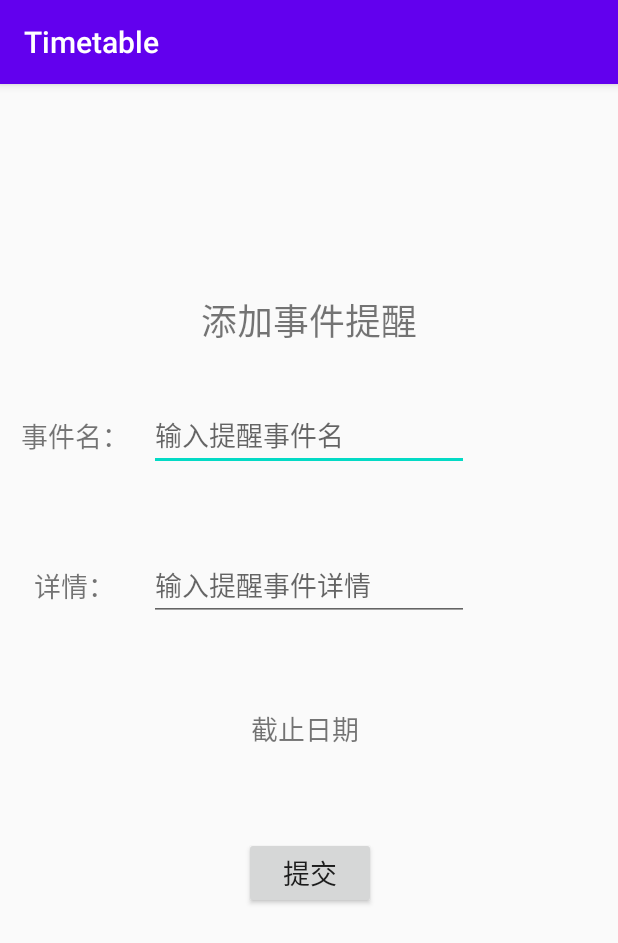
After one commit to caijunqian/Timetable, an Android app: the AddNotice screen opened directly, with no data from a screen before it, on a phone screen of 412 x 824 dp. The commit adds this screen. Shown: the top 943 px of the screen. Run offline under Robolectric (Android 15) with nearby library versions, the phone set to English and light mode, and no system bars.

Commit message:
实现了添加notice功能

```diff
--- a/app/src/main/AndroidManifest.xml
+++ b/app/src/main/AndroidManifest.xml
@@ -11,7 +11,8 @@
         android:roundIcon="@mipmap/ic_launcher_round"
         android:supportsRtl="true"
         android:theme="@style/AppTheme">
-        <activity android:name=".ui.PasswordActivity"></activity>
+        <activity android:name=".ui.notifications.AddNotice"></activity>
+        <activity android:name=".ui.PasswordActivity" />
         <activity android:name=".ui.Login">
             <intent-filter>
                 <action android:name="android.intent.action.MAIN" />
@@ -21,7 +22,7 @@
         </activity>
         <activity
             android:name=".MainNavigation"
-            android:label="@string/title_activity_main_navigation"></activity>
+            android:label="@string/title_activity_main_navigation" />
 
         <service android:name=".PollingService" />
     </application>
--- /dev/null
+++ b/app/src/main/res/drawable/ic_baseline_add_circle_24.xml
@@ -0,0 +1,5 @@
+<vector android:height="24dp" android:tint="#343434"
+    android:viewportHeight="24" android:viewportWidth="24"
+    android:width="24dp" xmlns:android="http://schemas.android.com/apk/res/android">
+    <path android:fillColor="@android:color/white" android:pathData="M12,2C6.48,2 2,6.48 2,12s4.48,10 10,10 10,-4.48 10,-10S17.52,2 12,2zM17,13h-4v4h-2v-4L7,13v-2h4L11,7h2v4h4v2z"/>
+</vector>
--- /dev/null
+++ b/app/src/main/res/layout/activity_add_notice.xml
@@ -0,0 +1,131 @@
+<?xml version="1.0" encoding="utf-8"?>
+<androidx.constraintlayout.widget.ConstraintLayout xmlns:android="http://schemas.android.com/apk/res/android"
+    xmlns:app="http://schemas.android.com/apk/res-auto"
+    xmlns:tools="http://schemas.android.com/tools"
+    android:layout_width="match_parent"
+    android:layout_height="match_parent"
+    tools:context=".ui.notifications.AddNotice">
+
+    <androidx.constraintlayout.widget.Guideline
+        android:id="@+id/guideline11"
+        android:layout_width="wrap_content"
+        android:layout_height="wrap_content"
+        android:orientation="horizontal"
+        app:layout_constraintGuide_percent="0.17" />
+
+    <androidx.constraintlayout.widget.Guideline
+        android:id="@+id/guideline17"
+        android:layout_width="wrap_content"
+        android:layout_height="wrap_content"
+        android:orientation="horizontal"
+        app:layout_constraintGuide_percent="0.75" />
+
+    <androidx.constraintlayout.widget.Guideline
+        android:id="@+id/guideline12"
+        android:layout_width="wrap_content"
+        android:layout_height="wrap_content"
+        android:orientation="horizontal"
+        app:layout_constraintGuide_percent="0.37" />
+
+    <androidx.constraintlayout.widget.Guideline
+        android:id="@+id/guideline14"
+        android:layout_width="wrap_content"
+        android:layout_height="wrap_content"
+        android:orientation="horizontal"
+        app:layout_constraintGuide_percent="0.24" />
+
+    <androidx.constraintlayout.widget.Guideline
+        android:id="@+id/guideline13"
+        android:layout_width="wrap_content"
+        android:layout_height="wrap_content"
+        android:orientation="horizontal"
+        app:layout_constraintGuide_percent="0.5" />
+
+    <androidx.constraintlayout.widget.Guideline
+        android:id="@+id/guideline15"
+        android:layout_width="wrap_content"
+        android:layout_height="wrap_content"
+        android:orientation="horizontal"
+        app:layout_constraintGuide_percent="0.62" />
+
+    <TextView
+        android:id="@+id/textView3"
+        android:layout_width="wrap_content"
+        android:layout_height="wrap_content"
+        android:text="@string/addNotice"
+        android:textSize="24sp"
+        app:layout_constraintBottom_toTopOf="@+id/guideline14"
+        app:layout_constraintEnd_toEndOf="parent"
+        app:layout_constraintStart_toStartOf="parent"
+        app:layout_constraintTop_toTopOf="@+id/guideline11" />
+
+    <EditText
+        android:id="@+id/etName"
+        android:layout_width="wrap_content"
+        android:layout_height="wrap_content"
+        android:ems="10"
+        android:hint="输入提醒事件名"
+        android:inputType="textPersonName"
+        app:layout_constraintBottom_toTopOf="@+id/guideline12"
+        app:layout_constraintEnd_toEndOf="@+id/textView3"
+        app:layout_constraintStart_toStartOf="@+id/textView3"
+        app:layout_constraintTop_toTopOf="@+id/guideline14" />
+
+    <EditText
+        android:id="@+id/etDetail"
+        android:layout_width="wrap_content"
+        android:layout_height="wrap_content"
+        android:ems="10"
+        android:hint="输入提醒事件详情"
+        android:inputType="textPersonName"
+        app:layout_constraintBottom_toTopOf="@+id/guideline13"
+        app:layout_constraintEnd_toEndOf="@+id/etName"
+        app:layout_constraintStart_toStartOf="@+id/etName"
+        app:layout_constraintTop_toTopOf="@+id/guideline12" />
+
+    <TextView
+        android:id="@+id/tvDate"
+        android:layout_width="78dp"
+        android:layout_height="28dp"
+        android:onClick="selectEndTime"
+        android:text="@string/clickHint"
+        android:textSize="18sp"
+        app:layout_constraintBottom_toTopOf="@+id/guideline15"
+        app:layout_constraintEnd_toEndOf="@+id/etDetail"
+        app:layout_constraintStart_toStartOf="@+id/etDetail"
+        app:layout_constraintTop_toTopOf="@+id/guideline13" />
+
+    <TextView
+        android:id="@+id/textView5"
+        android:layout_width="wrap_content"
+        android:layout_height="wrap_content"
+        android:text="@string/noticeName"
+        android:textSize="18sp"
+        app:layout_constraintBottom_toTopOf="@+id/guideline12"
+        app:layout_constraintEnd_toStartOf="@+id/etName"
+        app:layout_constraintStart_toStartOf="parent"
+        app:layout_constraintTop_toTopOf="@+id/guideline14" />
+
+    <TextView
+        android:id="@+id/textView6"
+        android:layout_width="wrap_content"
+        android:layout_height="wrap_content"
+        android:text="@string/noticeDetail"
+        android:textSize="18sp"
+        app:layout_constraintBottom_toTopOf="@+id/guideline13"
+        app:layout_constraintEnd_toStartOf="@+id/etDetail"
+        app:layout_constraintStart_toStartOf="parent"
+        app:layout_constraintTop_toTopOf="@+id/guideline12" />
+
+    <Button
+        android:id="@+id/button4"
+        android:layout_width="wrap_content"
+        android:layout_height="wrap_content"
+        android:onClick="confirmAdd"
+        android:text="@string/submit"
+        android:textSize="18sp"
+        app:layout_constraintBottom_toTopOf="@+id/guideline17"
+        app:layout_constraintEnd_toEndOf="@+id/tvDate"
+        app:layout_constraintStart_toStartOf="@+id/tvDate"
+        app:layout_constraintTop_toTopOf="@+id/guideline15" />
+</androidx.constraintlayout.widget.ConstraintLayout>
--- a/app/src/main/res/values/strings.xml
+++ b/app/src/main/res/values/strings.xml
@@ -26,5 +26,10 @@
     <string name="homeavatar">homeAvatar</string>
     <string name="notFinished">待完成</string>
     <string name="notRemind">已忽略</string>
+    <string name="addNotice">添加事件提醒</string>
+    <string name="clickHint">截止日期</string>
+    <string name="noticeName">事件名：</string>
+    <string name="noticeDetail">详情：</string>
+    <string name="submit">提交</string>
 
 </resources>
```
Also changed, not shown: app/src/main/java/com/example/timetable/ui/notifications/AddNotice.kt (added, +75 -0 lines), app/src/main/java/com/example/timetable/ui/notifications/NotificationsAdapter.kt (+7 -3 lines), app/src/main/java/com/example/timetable/ui/notifications/NotificationsFragment.kt (+11 -1 lines), app/src/main/res/layout/fragment_notifications.xml (+12 -3 lines).
